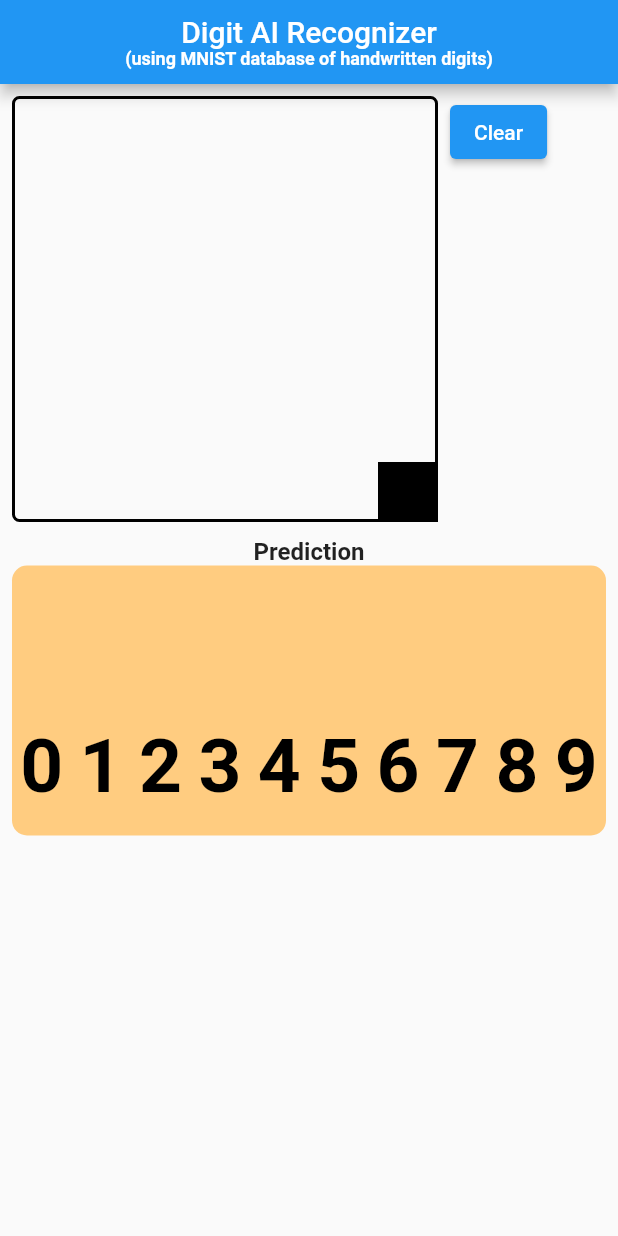
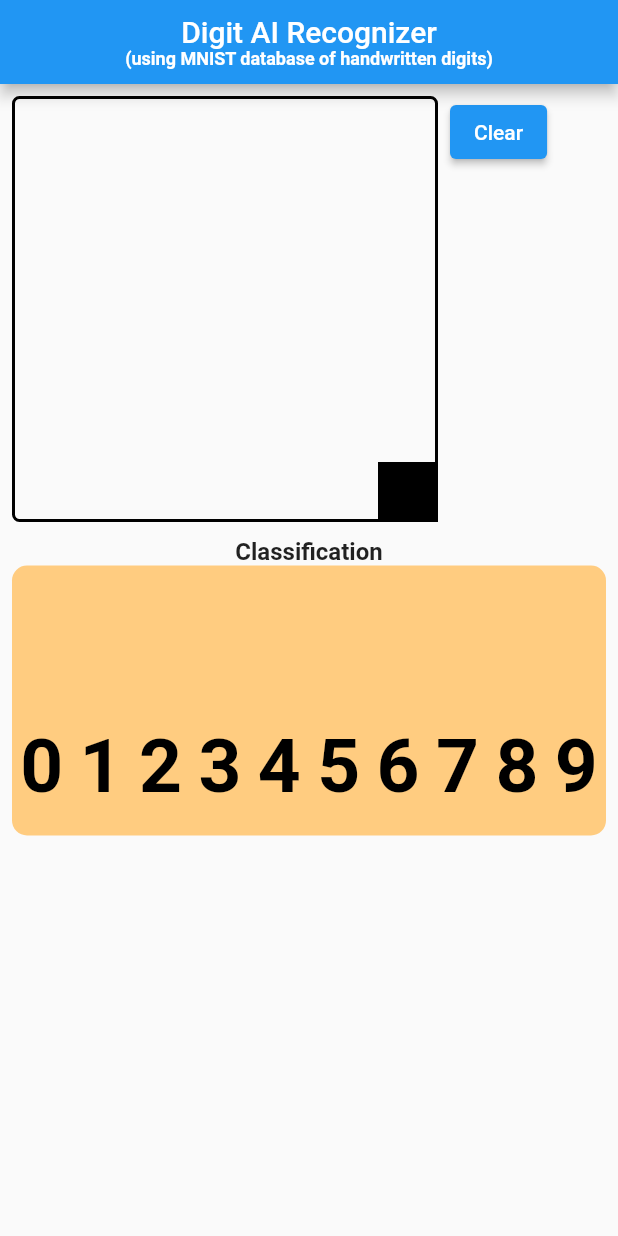
Before and after one commit to luigimicco/flutter_ai_digit, a Flutter app: the screen it shows after launch, on a phone screen of 412 x 824 dp. Run offline on Flutter 3.47's test engine with Material 2 defaults, Android fonts, the phone set to English and light mode, and no system bars; missing offline and left inert: flutter_tflite.

Commit message:
refactoring and optimization

```diff
--- a/lib/models/prediction.dart
+++ b/lib/models/classification.dart
@@ -1,13 +1,13 @@
-class Prediction {
+class Classification {
   final double confidence;
   final int index;
   final String label;
 
-  Prediction(
+  Classification(
       {required this.confidence, required this.index, required this.label});
 
-  factory Prediction.fromJson(Map<dynamic, dynamic> json) {
-    return Prediction(
+  factory Classification.fromJson(Map<dynamic, dynamic> json) {
+    return Classification(
       confidence: json['confidence'],
       index: json['index'],
       label: json['label'],
--- a/lib/screens/main_screen.dart
+++ b/lib/screens/main_screen.dart
@@ -4,7 +4,7 @@
 import '../utils/constants.dart';
 import 'painter_screen.dart';
 import "../services/recognizer.dart";
-import "../models/prediction.dart";
+import "../models/classification.dart";
 import 'result_widget.dart';
 
 class MainScreen extends StatefulWidget {
@@ -16,7 +16,7 @@
 
 class _MainScreenState extends State<MainScreen> {
   final List<Offset?> _points = [];
-  List<Prediction> _prediction = [];
+  List<Classification> _classification = [];
   bool initialize = false;
   final _recognizer = Recognizer();
 
@@ -68,7 +68,7 @@
                   ElevatedButton(
                       onPressed: () {
                         _points.clear();
-                        _prediction.clear();
+                        _classification.clear();
                         setState(() {});
                       },
                       child: const Text("Clear"))
@@ -78,7 +78,7 @@
                 height: 10,
               ),
               ResultWidget(
-                predictions: _prediction,
+                classifications: _classification,
               ),
             ],
           ),
@@ -151,7 +151,8 @@
 
   void _recognize() async {
     List<dynamic> pred = await _recognizer.recognize(_points);
-    _prediction = pred.map((json) => Prediction.fromJson(json)).toList();
+    _classification =
+        pred.map((json) => Classification.fromJson(json)).toList();
     setState(() {});
   }
 }
--- a/lib/screens/result_widget.dart
+++ b/lib/screens/result_widget.dart
@@ -1,18 +1,18 @@
 import 'package:flutter/material.dart';
-import '../models/prediction.dart';
+import '../models/classification.dart';
 
 class ResultWidget extends StatelessWidget {
-  final List<Prediction> predictions;
+  final List<Classification> classifications;
 
-  const ResultWidget({required this.predictions, super.key});
+  const ResultWidget({required this.classifications, super.key});
 
   @override
   Widget build(BuildContext context) {
-    var values = _getPredictionValues(predictions);
+    var values = _getClassificationValues(classifications);
 
     return Column(
       children: [
-        const Text("Prediction",
+        const Text("Classification",
             style: TextStyle(
               fontWeight: FontWeight.bold,
               fontSize: 16,
@@ -26,7 +26,8 @@
               Row(
                 mainAxisAlignment: MainAxisAlignment.spaceAround,
                 children: [
-                  for (var i = 0; i < 10; i++) _predictionWidget(i, values[i])
+                  for (var i = 0; i < 10; i++)
+                    _classificationWidget(i, values[i])
                 ],
               ),
             ],
@@ -36,9 +37,11 @@
     );
   }
 
-  Widget _predictionWidget(int label, Prediction? currentPrediction) {
-    Color predictionColor = _getPredictionColor(currentPrediction);
-    double predictionConfidence = _getPredictionConfidence(currentPrediction);
+  Widget _classificationWidget(
+      int label, Classification? currentClassification) {
+    Color classificationColor = _getClassificationColor(currentClassification);
+    double classificationConfidence =
+        _getClassificationConfidence(currentClassification);
 
     return Column(
       children: [
@@ -56,23 +59,23 @@
                   style: TextStyle(
                     fontSize: 50,
                     fontWeight: FontWeight.bold,
-                    color: predictionColor,
+                    color: classificationColor,
                   ),
                 ),
                 Container(
-                  height: predictionConfidence,
+                  height: classificationConfidence,
                   width: 5,
                   decoration: BoxDecoration(
                     borderRadius: BorderRadius.circular(2),
-                    color: predictionColor,
+                    color: classificationColor,
                   ),
                 ),
                 Padding(
                   padding: const EdgeInsets.only(bottom: 2),
                   child: Text(
-                    (predictionConfidence == 0)
+                    (classificationConfidence == 0)
                         ? ""
-                        : "${predictionConfidence.toStringAsFixed(0)}%",
+                        : "${classificationConfidence.toStringAsFixed(0)}%",
                     style: const TextStyle(
                       fontSize: 12,
                     ),
@@ -86,22 +89,23 @@
     );
   }
 
-  Color _getPredictionColor(Prediction? prediction) {
-    return prediction == null
+  Color _getClassificationColor(Classification? classification) {
+    return classification == null
         ? Colors.black
-        : Colors.blue.withOpacity(prediction.confidence);
+        : Colors.blue.withOpacity(classification.confidence);
   }
 
-  double _getPredictionConfidence(Prediction? prediction) {
-    return (prediction == null) ? 0 : prediction.confidence * 100;
+  double _getClassificationConfidence(Classification? classification) {
+    return (classification == null) ? 0 : classification.confidence * 100;
   }
 
-  List<dynamic> _getPredictionValues(List<Prediction>? predictions) {
+  List<dynamic> _getClassificationValues(
+      List<Classification>? classifications) {
     List<dynamic> data = List.generate(10, (_) => null);
 
-    if (predictions != null) {
-      for (var prediction in predictions) {
-        data[prediction.index] = prediction;
+    if (classifications != null) {
+      for (var classification in classifications) {
+        data[classification.index] = classification;
       }
     }
 
--- a/lib/services/recognizer.dart
+++ b/lib/services/recognizer.dart
@@ -4,8 +4,6 @@
 import 'package:flutter/services.dart';
 import '../utils/constants.dart';
 import 'package:flutter_tflite/flutter_tflite.dart';
-
-//import  'package:tflite/tflite.dart';
 
 final _canvasCullRect = Rect.fromPoints(
   const Offset(0, 0),
```
